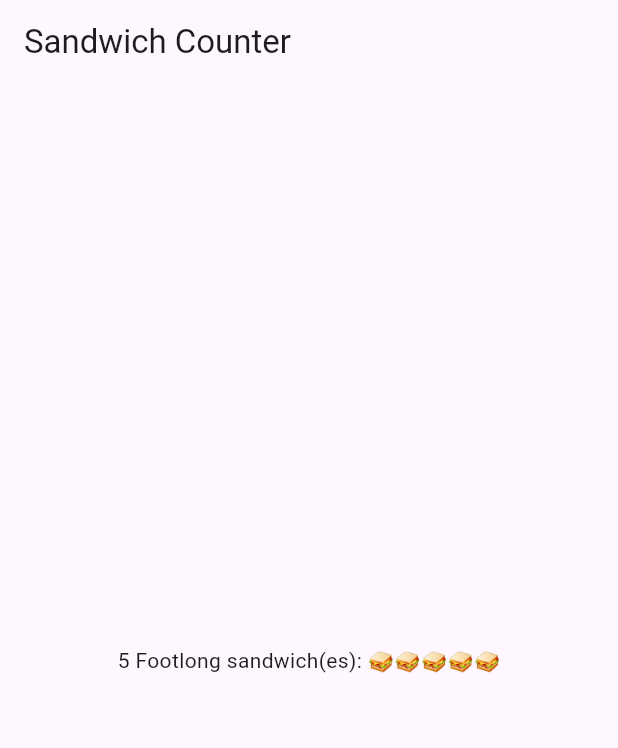
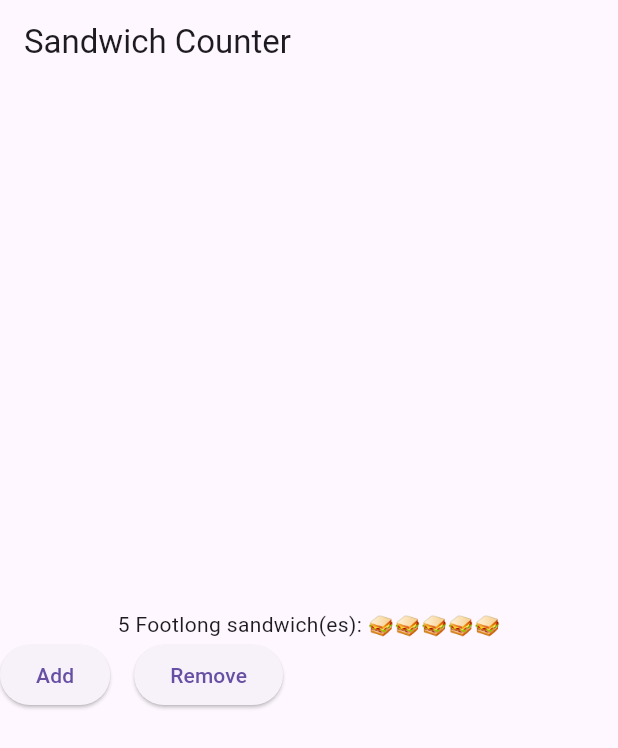
Before and after one commit to alibenissa/sandwich_shop, a Flutter app: the screen it shows after launch, on a phone screen of 412 x 824 dp. Shown: the top 748 px of the screen. Run offline on Flutter 3.47's test engine with Material 3 defaults, Android fonts, the phone set to English and light mode, and no system bars.

Commit message:
Add Add and Remove buttons

```diff
--- a/lib/main.dart
+++ b/lib/main.dart
@@ -13,8 +13,24 @@ class App extends StatelessWidget {
       title: 'Sandwich Shop App',
       home: Scaffold(
         appBar: AppBar(title: const Text('Sandwich Counter')),
-       body: const Center(
-         child: OrderItemDisplay(5, 'Footlong'),
+        body: Column(
+          mainAxisAlignment: MainAxisAlignment.center,
+          children: [
+            OrderItemDisplay(5, 'Footlong'),
+            Row(
+              children: [
+                ElevatedButton(
+                  onPressed: () => print('Add button pressed!'),
+                  child: const Text('Add'),
+                ),
+                const SizedBox(width: 16),
+                ElevatedButton(
+                  onPressed: () => print('Remove button pressed!'),
+                  child: const Text('Remove'),
+                ),
+              ],
+            ),
+          ],
         ),
       ),
     );
```
Lines whose indentation alone changed are shown as unchanged.
